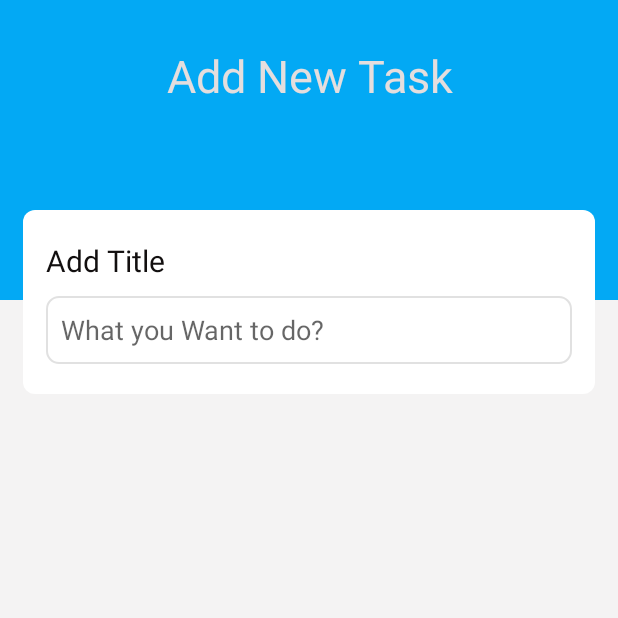
After one commit to Tasdikul-Hasan-Sourov/MyTask_ToDo, an Android app: the Addtask screen opened directly, with no data from a screen before it, on a phone screen of 412 x 824 dp, the top half of it. The commit adds this screen. Run offline under Robolectric (Android 15) with nearby library versions, the phone set to English and light mode, and no system bars.

Commit message:
Ui Update

```diff
--- a/app/src/main/AndroidManifest.xml
+++ b/app/src/main/AndroidManifest.xml
@@ -9,6 +9,7 @@
         android:roundIcon="@mipmap/ic_launcher_round"
         android:supportsRtl="true"
         android:theme="@style/AppTheme">
+        <activity android:name=".Addtask"></activity>
         <activity android:name=".MainActivity">
             <intent-filter>
                 <action android:name="android.intent.action.MAIN" />
--- /dev/null
+++ b/app/src/main/java/com/example/mytask/Addtask.java
@@ -0,0 +1,17 @@
+package com.example.mytask;
+
+import androidx.appcompat.app.ActionBar;
+import androidx.appcompat.app.AppCompatActivity;
+
+import android.os.Bundle;
+
+public class Addtask extends AppCompatActivity {
+
+    @Override
+    protected void onCreate(Bundle savedInstanceState) {
+        super.onCreate(savedInstanceState);
+        setContentView(R.layout.activity_addtask);
+        ActionBar actionBar= getSupportActionBar();
+        actionBar.hide();
+    }
+}
--- a/app/src/main/java/com/example/mytask/MainActivity.java
+++ b/app/src/main/java/com/example/mytask/MainActivity.java
@@ -6,7 +6,9 @@ import androidx.appcompat.app.AppCompatActivity;
 import androidx.recyclerview.widget.LinearLayoutManager;
 import androidx.recyclerview.widget.RecyclerView;
 
+import android.content.Intent;
 import android.os.Bundle;
+import android.view.View;
 import android.widget.Button;
 import android.widget.TextView;
 import android.widget.Toast;
@@ -39,6 +41,14 @@ public class MainActivity extends AppCompatActivity {
         endLine=(TextView) findViewById(R.id.endLine);
         addButton=(Button) findViewById(R.id.buttonAdd);
         resView=(RecyclerView) findViewById(R.id.resId);
+
+        addButton.setOnClickListener(new View.OnClickListener() {
+            @Override
+            public void onClick(View v) {
+                Intent intent=new Intent(getApplicationContext(),Addtask.class);
+                startActivity(intent);
+            }
+        });
         resView.setLayoutManager(new LinearLayoutManager(this));
         list= new ArrayList<Mytask>();
         reference= FirebaseDatabase.getInstance().getReference().child("MyTask");
--- /dev/null
+++ b/app/src/main/res/drawable/bg1sel.xml
@@ -0,0 +1,10 @@
+<?xml version="1.0" encoding="utf-8"?>
+<shape xmlns:android="http://schemas.android.com/apk/res/android">
+    <solid
+        android:color="#F3F1F1"/>
+    <stroke
+        android:color="#000c5d"
+        android:width="1dp"/>
+    <corners
+        android:radius="8dp"/>
+</shape>
--- /dev/null
+++ b/app/src/main/res/drawable/bg2unsel.xml
@@ -0,0 +1,10 @@
+<?xml version="1.0" encoding="utf-8"?>
+<shape xmlns:android="http://schemas.android.com/apk/res/android">
+<solid
+    android:color="#fff"/>
+<stroke
+    android:color="#DDDDDDDD"
+    android:width="1dp"/>
+<corners
+    android:radius="8dp"/>
+</shape>
--- /dev/null
+++ b/app/src/main/res/drawable/combine.xml
@@ -0,0 +1,11 @@
+<?xml version="1.0" encoding="utf-8"?>
+<selector xmlns:android="http://schemas.android.com/apk/res/android">
+<item
+    android:drawable="@drawable/bg1sel"
+    android:state_pressed="true"
+    android:state_selected="true"
+    android:state_focused="true"
+    />
+    <item
+        android:drawable="@drawable/bg2unsel"/>
+</selector>
--- /dev/null
+++ b/app/src/main/res/layout/activity_addtask.xml
@@ -0,0 +1,80 @@
+<?xml version="1.0" encoding="utf-8"?>
+<LinearLayout xmlns:android="http://schemas.android.com/apk/res/android"
+    xmlns:app="http://schemas.android.com/apk/res-auto"
+    xmlns:tools="http://schemas.android.com/tools"
+    android:layout_width="match_parent"
+    android:layout_height="match_parent"
+    android:background="#F4F3F3"
+    android:orientation="vertical"
+    tools:context=".MainActivity">
+
+    <LinearLayout
+        android:layout_width="match_parent"
+        android:layout_height="200dp"
+        android:background="#03A9F4"
+        android:orientation="vertical">
+
+        <LinearLayout
+            android:layout_width="match_parent"
+            android:layout_height="wrap_content"
+            android:orientation="horizontal">
+
+                <TextView
+
+                    android:id="@+id/pageTitle"
+                    android:layout_width="match_parent"
+                    android:layout_height="wrap_content"
+                    android:layout_marginTop="30dp"
+                    android:gravity="center_horizontal"
+                    android:text="Add New Task"
+                    android:textColor="#E4DEDE"
+                    android:textSize="30sp"
+                    android:layout_marginBottom="20dp"/>
+
+        </LinearLayout>
+        <View
+            android:layout_width="match_parent"
+            android:layout_height="1dp"
+            android:layout_marginTop="20dp" />
+    </LinearLayout>
+
+       <LinearLayout
+           android:layout_width="match_parent"
+           android:layout_height="wrap_content"
+           android:orientation="vertical"
+           android:paddingBottom="20dp"
+           android:paddingTop="20dp"
+           android:background="@drawable/reshape"
+           android:layout_marginLeft="15dp"
+           android:layout_marginRight="15dp"
+           android:layout_marginTop="-60dp">
+
+           <LinearLayout
+               android:layout_width="match_parent"
+               android:layout_height="wrap_content"
+               android:layout_marginRight="15dp"
+               android:layout_marginLeft="15dp"
+               android:orientation="vertical">
+                  <TextView
+                      android:layout_width="match_parent"
+                      android:layout_height="wrap_content"
+                      android:text="Add Title"
+                      android:textSize="20sp"
+                      android:id="@+id/titleText"
+                      android:textColor="#120F0F"
+                      android:layout_marginBottom="10dp"/>
+
+                  <EditText
+                      android:id="@+id/desT"
+                      android:layout_width="match_parent"
+                      android:layout_height="45dp"
+                      android:inputType="text"
+                      android:paddingLeft="10dp"
+                      android:background="@drawable/combine"
+                      android:hint="What you Want to do?"/>
+
+           </LinearLayout>
+
+       </LinearLayout>
+
+</LinearLayout>
--- a/app/src/main/res/layout/activity_main.xml
+++ b/app/src/main/res/layout/activity_main.xml
@@ -46,7 +46,7 @@
                 <Button
                     android:layout_width="50dp"
                     android:layout_height="50dp"
-                    android:layout_marginLeft="120dp"
+                    android:layout_marginLeft="150dp"
                     android:layout_marginTop="38dp"
                     android:id="@+id/buttonAdd"
                     android:text="+"
```
